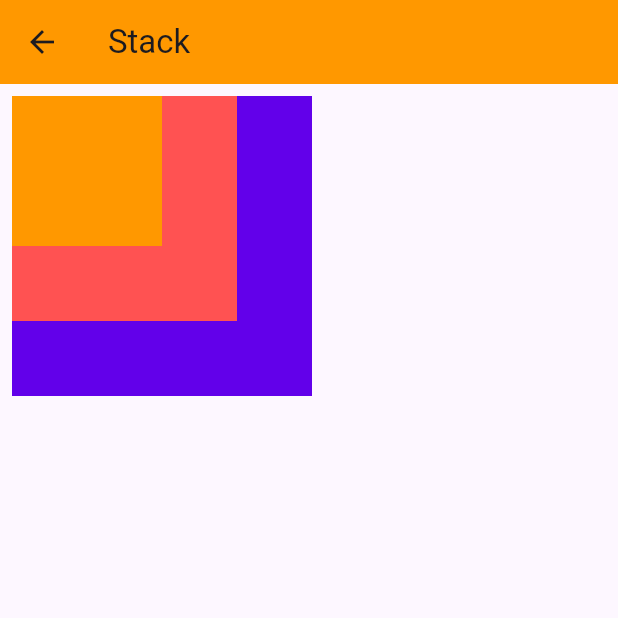
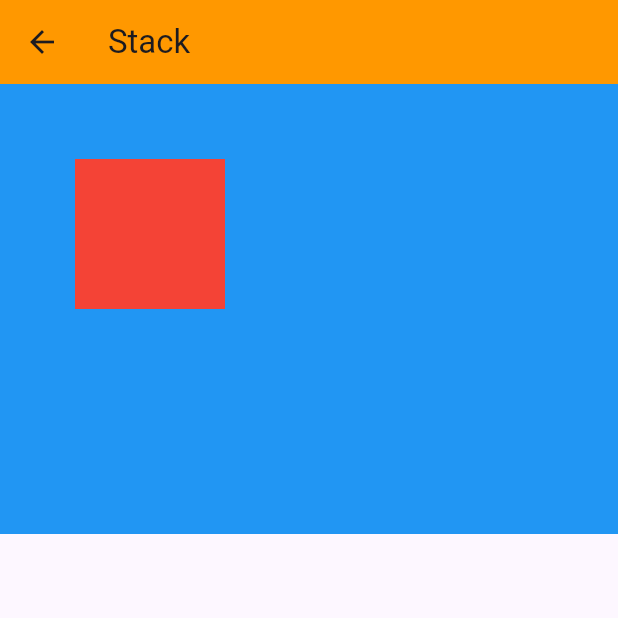
Before and after one commit to TushalKaklottar/practice_code, a Flutter app: the screen it shows after launch, after a tap on "Stack Widget", on a phone screen of 412 x 824 dp, the top half of it. Run offline on Flutter 3.47's test engine with Material 3 defaults, Android fonts, the phone set to English and light mode, and no system bars.

Commit message:
27-03-2025 || KT

```diff
--- a/lib/core/app_color.dart
+++ b/lib/core/app_color.dart
@@ -6,6 +6,7 @@ class AppColors {
   static const Color background = Color(0xFFF5F5F5); // Light Gray
   static const Color lightYellow = Color(0xffedd998);
   static const Color cyanShade = Color(0xff39EDD2);
+  static const Color white = Color(0xffFFFFFF);
   static const Color text = Colors.black87;
   static const Color oranges = Colors.orange;
   static const Color greens = Colors.green;
--- a/lib/main.dart
+++ b/lib/main.dart
@@ -1,7 +1,11 @@
 import 'package:flutter/material.dart';
+import 'package:untitled/modules/expanded/expanded_View.dart';
 import 'package:untitled/modules/row/row_view.dart';
+import 'package:untitled/modules/stateless_widget/stateless_view.dart';
 import 'core/app_color.dart';
 import 'modules/column/column_widget.dart';
+import 'modules/container_sizedBox/container_sizedBox.dart';
+import 'modules/flexible/flexible_view.dart';
 import 'modules/home/home_view.dart';
 import 'modules/listView/listView_widget.dart';
 import 'modules/stack/stack_view.dart';
@@ -29,6 +33,10 @@ class MyApp extends StatelessWidget {
         '/row': (context) => const RowView(),
         '/stack': (context) => const StackView(),
         '/listView': (context) => const ListviewWidget(),
+        '/statelessView': (context) => LessView(),
+        '/SizedVsContainer': (context) => const SizedVsContainer(),
+        '/ExpandedView': (context) => const ExpandedView(),
+        '/FlexibleView': (context) => const FlexibleView(),
       },
     );
   }
--- a/lib/modules/home/home_view.dart
+++ b/lib/modules/home/home_view.dart
@@ -34,9 +34,9 @@ class _MyHomePageState extends State<MyHomePage> {
         ],
         actionsIconTheme: const IconThemeData(color: AppColors.background),
       ),
-      body: Padding(
-          padding: const EdgeInsets.all(16),
-          child: Center(
+      body: SingleChildScrollView(
+        child: Align(
+          alignment: Alignment.center,
           child: Column(
             mainAxisAlignment: MainAxisAlignment.start,
             children: buttonList.map((button) {
@@ -48,7 +48,8 @@ class _MyHomePageState extends State<MyHomePage> {
               );
             }).toList(),
           ),
-          )),
+        ),
+      ),
     );
   }
 }
@@ -58,4 +59,8 @@ final List<Map<String, String>> buttonList = [
   {'title': 'Row Widget', 'route': '/row'},
   {'title': 'Stack Widget', 'route': '/stack'},
   {'title': 'ListView', 'route': '/listView'},
+  {'title': 'stateLess', 'route': '/statelessView'},
+  {'title': 'SizedVsContainer', 'route': '/SizedVsContainer'},
+  {'title': 'Expanded', 'route': '/ExpandedView'},
+  {'title': 'Flexible', 'route': '/FlexibleView'},
 ];
--- a/lib/modules/stack/stack_view.dart
+++ b/lib/modules/stack/stack_view.dart
@@ -14,27 +14,23 @@ class StackView extends StatelessWidget {
         backgroundColor: AppColors.oranges,
         title: const Text("Stack"),
       ),
-      body: const Padding(
-        padding: EdgeInsets.all(8.0),
-        child: Stack(
-          children: [
-            CustomContainer(
-              color: AppColors.primary,
-              width: 200,
-              height: 200,
-            ),
-            CustomContainer(
-              color: AppColors.error,
-              width: 150,
-              height: 150,
-            ),
-            CustomContainer(
-              color: AppColors.oranges,
+      body: Stack(
+        children: [
+          Container(
+            width: double.infinity,
+            height: 300,
+            color: Colors.blue,
+          ),
+          Positioned(
+            top: 50,
+            left: 50,
+            child: Container(
               width: 100,
               height: 100,
+              color: Colors.red,
             ),
-          ],
-        ),
+          ),
+        ],
       ),
     );
   }
```
Also changed, not shown: lib/modules/container_sizedBox/container_sizedBox.dart (added, +81 -0 lines), lib/modules/expanded/expanded_View.dart (added, +44 -0 lines), lib/modules/flexible/flexible_view.dart (added, +49 -0 lines), lib/modules/stateless_widget/stateless_view.dart (added, +30 -0 lines). Lines whose indentation alone changed are shown as unchanged.
